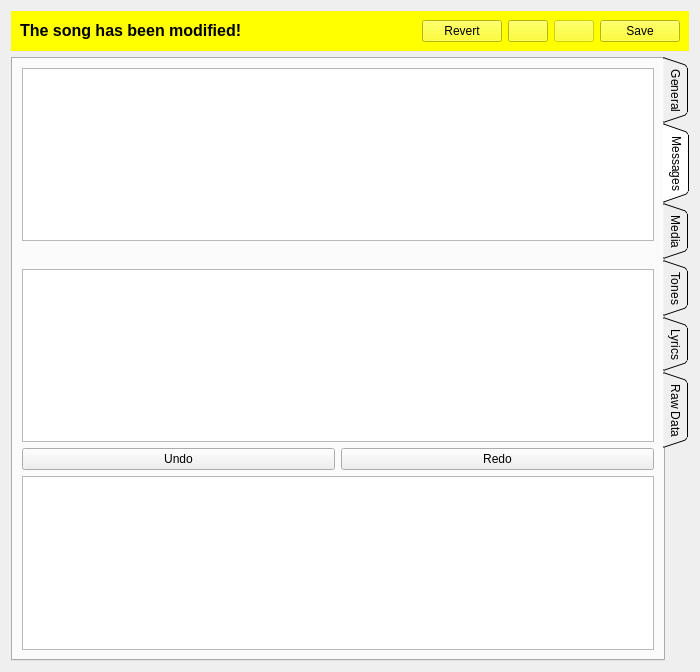
First picture: the form in ui/songinfo.ui, repository mhaehnel/UltraEdit, before the edit.
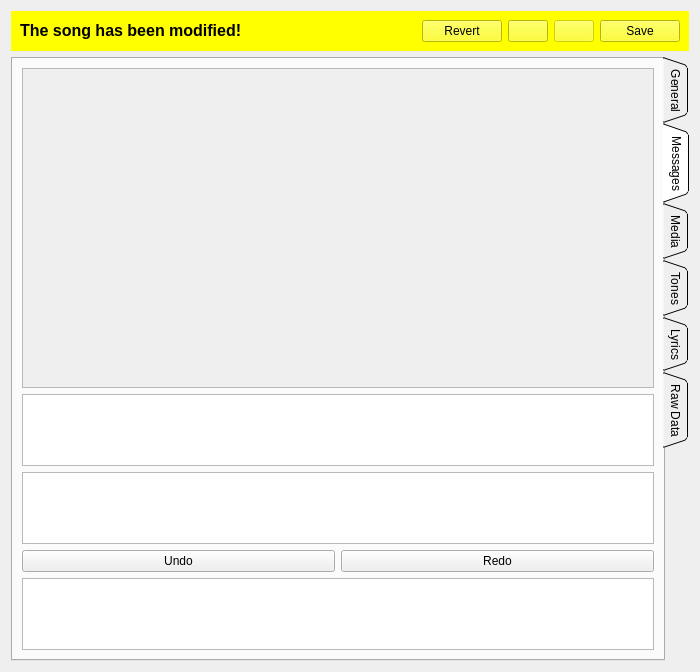
Second picture: the form after the edit. Icons and pictures are not drawn. Custom widgets are drawn as their Qt base class.

Commit message: Add ActionItem UI and visibility/space distribution changes to SongInfo

```diff
--- a/ui/songinfo.ui
+++ b/ui/songinfo.ui
@@ -384,25 +384,75 @@
         <attribute name="title">
          <string>Messages</string>
         </attribute>
-        <layout class="QVBoxLayout" name="verticalLayout_5">
+        <layout class="QVBoxLayout" name="verticalLayout_5" stretch="0,0,0,0,0">
          <item>
-          <widget class="QListWidget" name="songMessages"/>
+          <widget class="QScrollArea" name="actionItemsScrollArea">
+           <property name="sizePolicy">
+            <sizepolicy hsizetype="Expanding" vsizetype="MinimumExpanding">
+             <horstretch>0</horstretch>
+             <verstretch>1</verstretch>
+            </sizepolicy>
+           </property>
+           <property name="horizontalScrollBarPolicy">
+            <enum>Qt::ScrollBarAlwaysOff</enum>
+           </property>
+           <property name="sizeAdjustPolicy">
+            <enum>QAbstractScrollArea::AdjustIgnored</enum>
+           </property>
+           <property name="widgetResizable">
+            <bool>true</bool>
+           </property>
+           <widget class="QWidget" name="actionItems">
+            <property name="geometry">
+             <rect>
+              <x>0</x>
+              <y>0</y>
+              <width>635</width>
+              <height>294</height>
+             </rect>
+            </property>
+            <property name="sizePolicy">
+             <sizepolicy hsizetype="Preferred" vsizetype="MinimumExpanding">
+              <horstretch>0</horstretch>
+              <verstretch>0</verstretch>
+             </sizepolicy>
+            </property>
+            <layout class="QVBoxLayout" name="verticalLayout_9">
+             <item>
+              <spacer name="verticalSpacer">
+               <property name="orientation">
+                <enum>Qt::Vertical</enum>
+               </property>
+               <property name="sizeHint" stdset="0">
+                <size>
+                 <width>20</width>
+                 <height>40</height>
+                </size>
+               </property>
+              </spacer>
+             </item>
+            </layout>
+           </widget>
+          </widget>
          </item>
          <item>
-          <spacer name="verticalSpacer">
-           <property name="orientation">
-            <enum>Qt::Vertical</enum>
+          <widget class="QListWidget" name="songMessages">
+           <property name="enabled">
+            <bool>true</bool>
            </property>
-           <property name="sizeHint" stdset="0">
-            <size>
-             <width>20</width>
-             <height>40</height>
-            </size>
+           <property name="sizeAdjustPolicy">
+            <enum>QAbstractScrollArea::AdjustToContents</enum>
            </property>
-          </spacer>
+           <property name="resizeMode">
+            <enum>QListView::Adjust</enum>
+           </property>
+          </widget>
          </item>
          <item>
           <widget class="QListWidget" name="redoList">
+           <property name="sizeAdjustPolicy">
+            <enum>QAbstractScrollArea::AdjustToContents</enum>
+           </property>
            <property name="selectionMode">
             <enum>QAbstractItemView::NoSelection</enum>
            </property>
@@ -436,6 +486,9 @@
          </item>
          <item>
           <widget class="QListWidget" name="undoList">
+           <property name="sizeAdjustPolicy">
+            <enum>QAbstractScrollArea::AdjustToContents</enum>
+           </property>
            <property name="selectionMode">
             <enum>QAbstractItemView::NoSelection</enum>
            </property>
```
Left out of the diff: 8 changed lines with no effect on the pictures. The commit also changes 4 other files.
